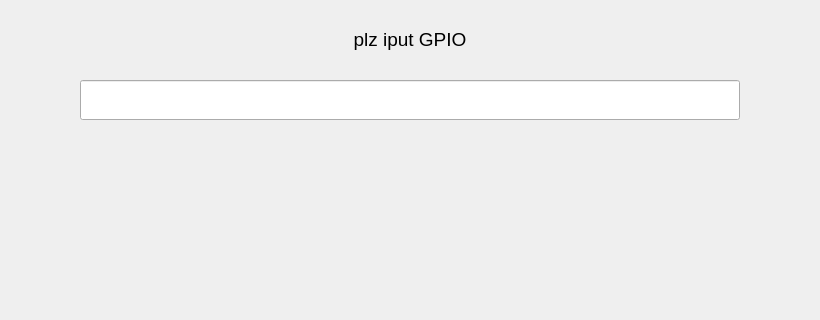
Before: the Qt Designer form qt/t507/gpio.ui in jizizihe/baijie_demo, drawn with Qt 5; both pictures show x 90 to 910 and y 0 to 320 of the 1024 by 600 pixel window.
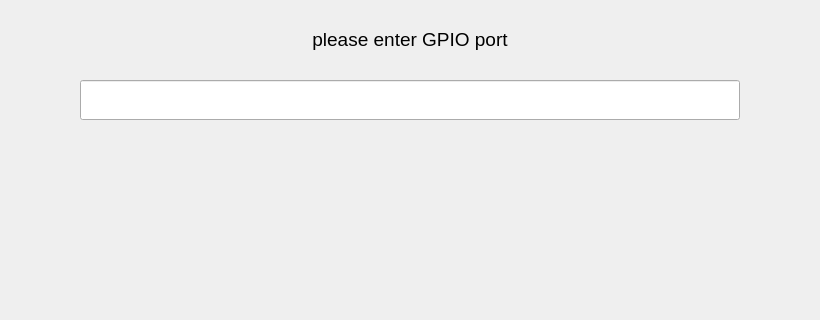
After: the same form once the commit is applied.

What changed in the file:
```diff
--- a/qt/t507/gpio.ui
+++ b/qt/t507/gpio.ui
@@ -36,7 +36,7 @@
     </rect>
    </property>
    <property name="text">
-    <string>&lt;html&gt;&lt;head/&gt;&lt;body&gt;&lt;p align=&quot;center&quot;&gt;&lt;span style=&quot; font-size:14pt;&quot;&gt;plz iput GPIO&lt;/span&gt;&lt;/p&gt;&lt;/body&gt;&lt;/html&gt;</string>
+    <string>&lt;html&gt;&lt;head/&gt;&lt;body&gt;&lt;p align=&quot;center&quot;&gt;&lt;span style=&quot; font-size:14pt;&quot;&gt;please enter GPIO port&lt;/span&gt;&lt;/p&gt;&lt;/body&gt;&lt;/html&gt;</string>
    </property>
    <property name="alignment">
     <set>Qt::AlignCenter</set>
```
